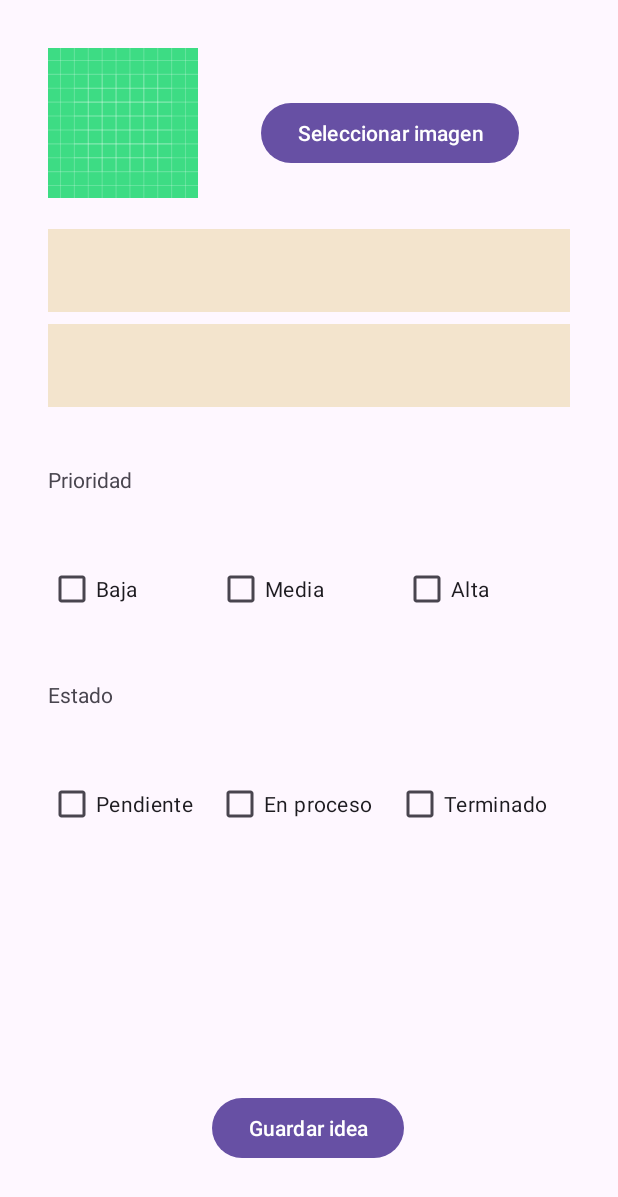
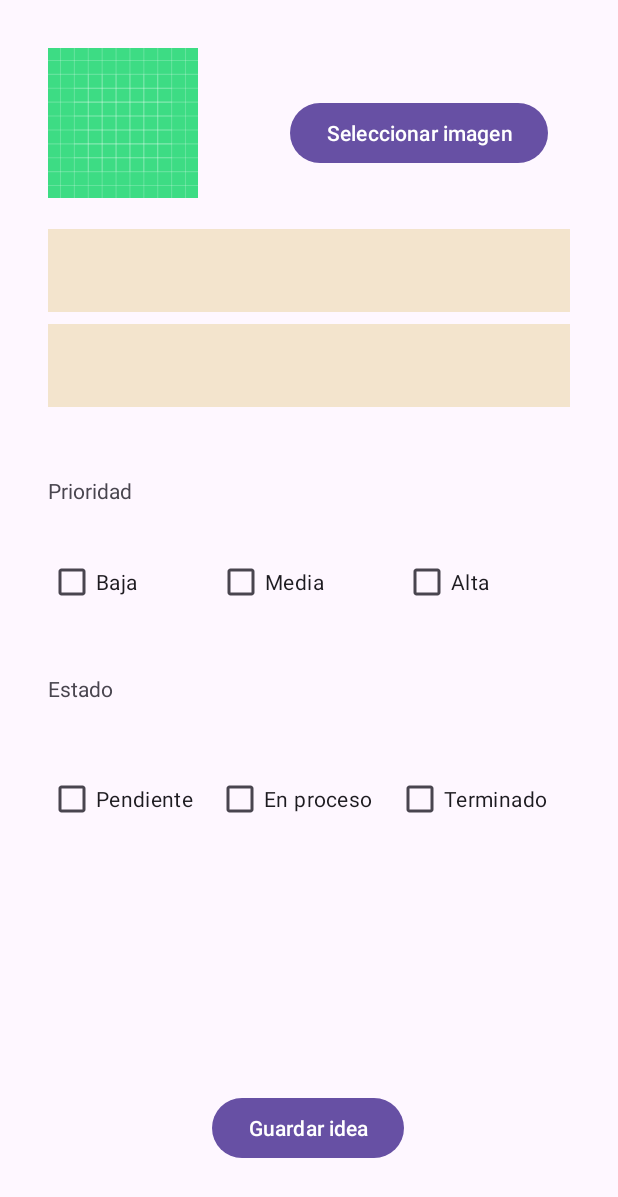
Before and after one commit to federicomaruiz/PMDM_ACT3, an Android app: the CreateActivity screen opened directly, with no data from a screen before it, on a phone screen of 412 x 824 dp. Shown: the top 1197 px of the screen. Run offline under Robolectric (Android 15) with nearby library versions, the phone set to English and light mode, and no system bars.

Commit message:
wrapContent

```diff
--- a/app/src/main/java/com/utad/ideas/ui/adapters/IdeasAdapter.kt
+++ b/app/src/main/java/com/utad/ideas/ui/adapters/IdeasAdapter.kt
@@ -56,7 +56,7 @@ class IdeasAdapter(
         if (item.time == "Pendiente") {
             holder.binding.tvListTime.backgroundTintList =
                 ColorStateList.valueOf(Color.parseColor("#FF6961"))
-        } else if (item.time == "En progreso") {
+        } else if (item.time == "En proceso") {
             holder.binding.tvListTime.backgroundTintList =
                 ColorStateList.valueOf(Color.parseColor("#FDFD96"))
         } else if (item.time == "Terminado") {
@@ -85,6 +85,4 @@ class IdeasAdapter(
             return oldItem.ideaName == newItem.ideaName
         }
     }
-
-
 }
--- a/app/src/main/res/drawable/fondo_circular.xml
+++ b/app/src/main/res/drawable/fondo_circular.xml
@@ -1,10 +1,10 @@
 <?xml version="1.0" encoding="utf-8"?>
 <shape xmlns:android="http://schemas.android.com/apk/res/android"
     android:shape="oval">
-    <solid android:color="#FFE791" />
+    <solid android:color="#F8F8F8" />
     <stroke
         android:width="0dp"
-        android:color="#FFE791" />
+        android:color="#F4F4F4" />
     <size
         android:width="28dp"
         android:height="28dp" />
--- a/app/src/main/res/layout/activity_create.xml
+++ b/app/src/main/res/layout/activity_create.xml
@@ -2,14 +2,19 @@
 <androidx.constraintlayout.widget.ConstraintLayout xmlns:android="http://schemas.android.com/apk/res/android"
     xmlns:app="http://schemas.android.com/apk/res-auto"
     xmlns:tools="http://schemas.android.com/tools"
-    android:layout_width="match_parent"
-    android:layout_height="match_parent"
+    android:layout_width="wrap_content"
+    android:layout_height="wrap_content"
+    android:layout_marginStart="24dp"
+    android:layout_marginTop="16dp"
+    android:layout_marginEnd="24dp"
+    android:layout_marginBottom="16dp"
     tools:context=".ui.activities.CreateActivity">
 
     <Button
         android:id="@+id/btn_gallery"
         android:layout_width="wrap_content"
         android:layout_height="wrap_content"
+        android:layout_marginLeft="32dp"
         android:text="@string/select_img"
         app:layout_constraintBottom_toBottomOf="parent"
         app:layout_constraintEnd_toEndOf="parent"
@@ -22,13 +27,14 @@
         android:id="@+id/btn_save"
         android:layout_width="wrap_content"
         android:layout_height="wrap_content"
+        android:layout_marginTop="32dp"
         android:layout_marginBottom="48dp"
         android:text="@string/save_idea"
         app:layout_constraintBottom_toBottomOf="parent"
         app:layout_constraintEnd_toEndOf="parent"
         app:layout_constraintHorizontal_bias="0.498"
         app:layout_constraintStart_toStartOf="parent"
-        app:layout_constraintTop_toBottomOf="@+id/linearLayout"
+        app:layout_constraintTop_toBottomOf="@+id/linearLayout4"
         app:layout_constraintVertical_bias="1.0" />
 
     <ImageView
@@ -71,9 +77,9 @@
         android:layout_width="0dp"
         android:layout_height="wrap_content"
         android:layout_marginTop="8dp"
+        android:layout_marginBottom="16dp"
         android:ems="10"
         android:hint=""
-        android:layout_marginBottom="16dp"
         android:inputType="text"
         android:minHeight="48dp"
         app:layout_constraintBottom_toBottomOf="parent"
@@ -86,8 +92,9 @@
         android:id="@+id/textView"
         android:layout_width="0dp"
         android:layout_height="wrap_content"
+        android:layout_marginTop="8dp"
+        android:layout_marginBottom="6dp"
         android:text="@string/prioridad"
-        android:layout_marginBottom="6dp"
         app:layout_constraintBottom_toBottomOf="parent"
         app:layout_constraintEnd_toEndOf="@+id/et_idea_description"
         app:layout_constraintHorizontal_bias="1.0"
@@ -112,8 +119,8 @@
         android:id="@+id/linearLayout"
         android:layout_width="0dp"
         android:layout_height="wrap_content"
-        android:layout_marginTop="28dp"
-        android:layout_marginBottom="24dp"
+        android:layout_marginTop="16dp"
+        android:layout_marginBottom="28dp"
         android:orientation="horizontal"
         app:layout_constraintBottom_toBottomOf="parent"
         app:layout_constraintEnd_toEndOf="@+id/textView"
@@ -146,6 +153,7 @@
     </LinearLayout>
 
     <LinearLayout
+        android:id="@+id/linearLayout4"
         android:layout_width="0dp"
         android:layout_height="wrap_content"
         android:orientation="horizontal"
```
Also changed, not shown: app/src/main/res/layout/fragment_idea_detail.xml (+8 -9 lines), app/src/main/res/layout/fragment_ideas_list.xml (+5 -5 lines), app/src/main/res/layout/item_idea_list.xml (+5 -3 lines).
